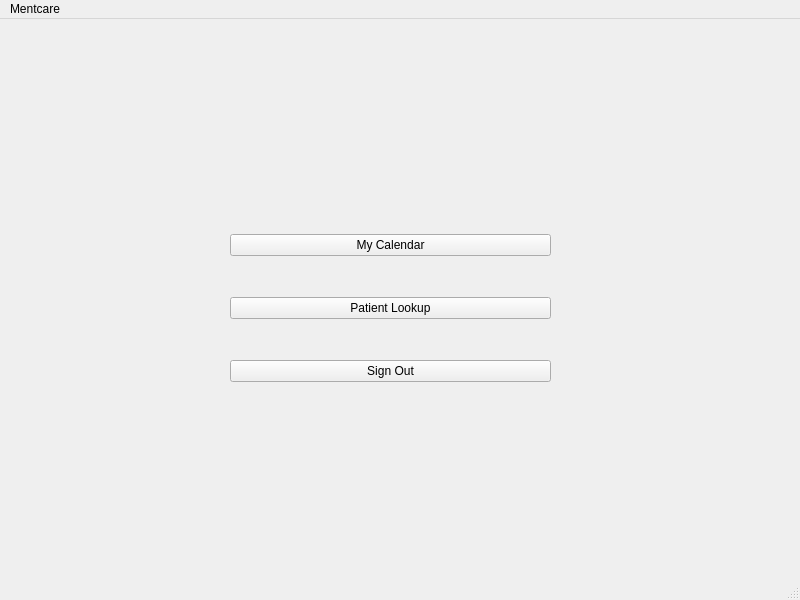
First picture: the form in mentcare/mainwindow.ui, repository omansour-se-nyu/Spring2023-Team-1, before the edit.
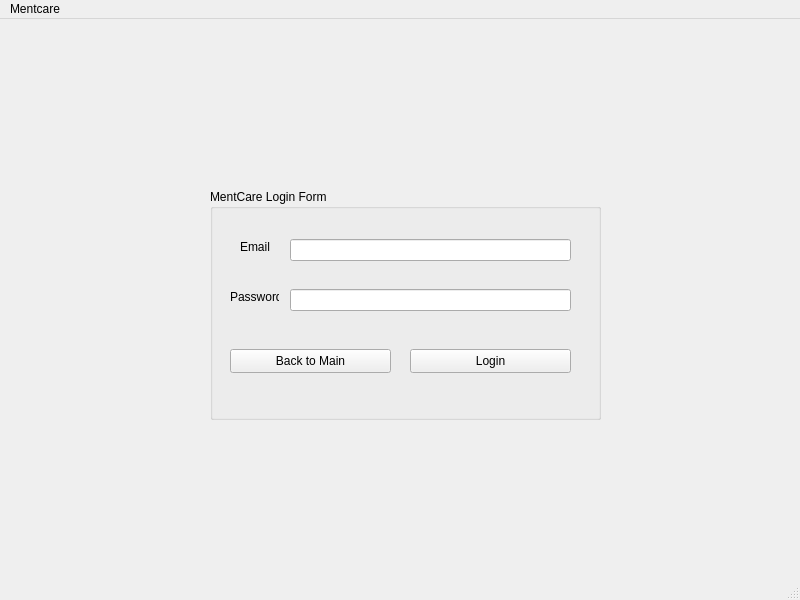
Second picture: the form after the edit.

Commit message: add login page

```diff
--- a/mentcare/mainwindow.ui
+++ b/mentcare/mainwindow.ui
@@ -271,6 +271,97 @@
       </property>
      </widget>
     </widget>
+    <widget class="QWidget" name="LoginPage">
+     <widget class="QGroupBox" name="LoginPage_Groupbox">
+      <property name="geometry">
+       <rect>
+        <x>210</x>
+        <y>170</y>
+        <width>391</width>
+        <height>231</height>
+       </rect>
+      </property>
+      <property name="title">
+       <string>MentCare Login Form</string>
+      </property>
+      <widget class="QLabel" name="LoginPage_Email_label">
+       <property name="geometry">
+        <rect>
+         <x>30</x>
+         <y>50</y>
+         <width>49</width>
+         <height>16</height>
+        </rect>
+       </property>
+       <property name="text">
+        <string>Email</string>
+       </property>
+      </widget>
+      <widget class="QLineEdit" name="LoginPage_LineEdit_Login_Email">
+       <property name="geometry">
+        <rect>
+         <x>80</x>
+         <y>50</y>
+         <width>281</width>
+         <height>22</height>
+        </rect>
+       </property>
+      </widget>
+      <widget class="QLabel" name="LoginPage_Password_Label">
+       <property name="geometry">
+        <rect>
+         <x>20</x>
+         <y>100</y>
+         <width>49</width>
+         <height>16</height>
+        </rect>
+       </property>
+       <property name="text">
+        <string>Password</string>
+       </property>
+      </widget>
+      <widget class="QLineEdit" name="LoginPage_LineEdit_Login_Password">
+       <property name="geometry">
+        <rect>
+         <x>80</x>
+         <y>100</y>
+         <width>281</width>
+         <height>22</height>
+        </rect>
+       </property>
+       <property name="echoMode">
+        <enum>QLineEdit::Password</enum>
+       </property>
+      </widget>
+      <widget class="QPushButton" name="LoginPage_BackToMainButton">
+       <property name="geometry">
+        <rect>
+         <x>20</x>
+         <y>160</y>
+         <width>161</width>
+         <height>24</height>
+        </rect>
+       </property>
+       <property name="text">
+        <string>Back to Main</string>
+       </property>
+      </widget>
+      <widget class="QPushButton" name="LoginPage_LoginButton">
+       <property name="geometry">
+        <rect>
+         <x>200</x>
+         <y>160</y>
+         <width>161</width>
+         <height>24</height>
+        </rect>
+       </property>
+       <property name="text">
+        <string>Login</string>
+       </property>
+      </widget>
+     </widget>
+    </widget>
+    <widget class="QWidget" name="page"/>
     <widget class="QWidget" name="HomePage">
      <widget class="QWidget" name="verticalLayoutWidget">
       <property name="geometry">
```
Left out of the diff: 133 changed lines with no effect on the pictures. The commit also changes 695 other files.
